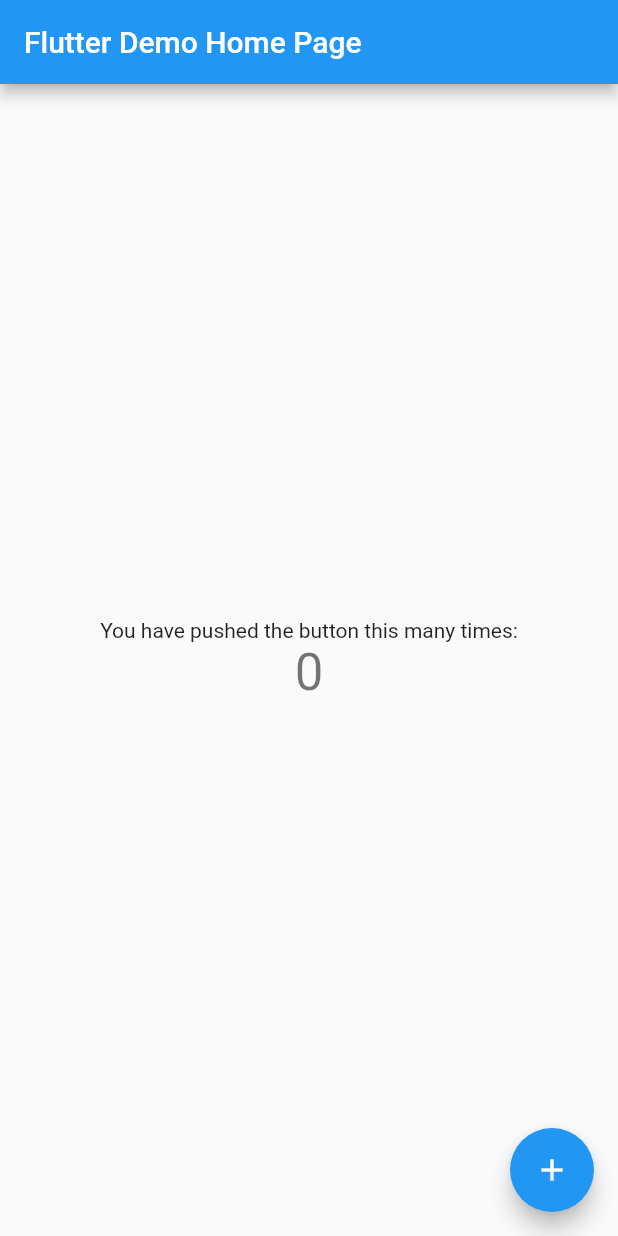
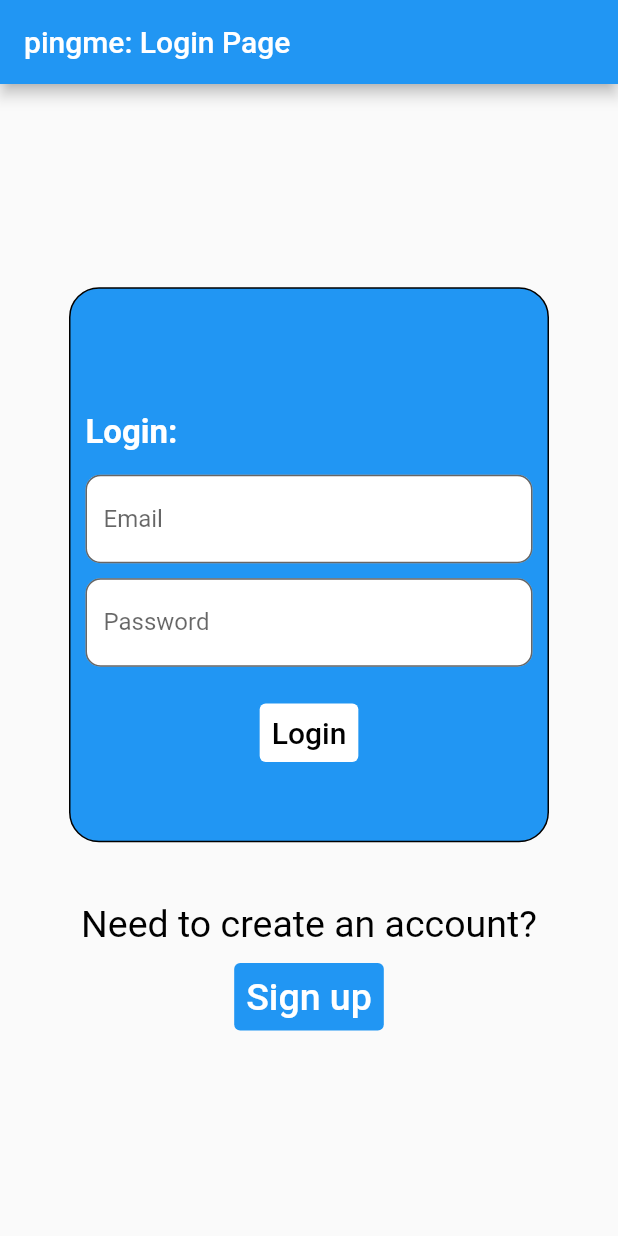
Before and after one commit to ChicoState/Ping-Me, a Flutter app: the screen it shows after launch, on a phone screen of 412 x 824 dp. Run offline on Flutter 3.47's test engine with Material 2 defaults, Android fonts, the light colour scheme and no system bars; our stand-ins replace firebase_auth, firebase_core, shared_preferences; missing offline and left inert: firebase_auth_web, firebase_core_web, shared_preferences_web; accounts and stored records are empty.

Commit message:
merged login

```diff
--- /dev/null
+++ b/lib/authentication/login.dart
@@ -0,0 +1,151 @@
+import 'package:pingme/authentication/signup.dart';
+import 'package:firebase_auth/firebase_auth.dart';
+import 'package:flutter/material.dart';
+import 'package:pingme/main.dart';
+import 'package:shared_preferences/shared_preferences.dart';
+
+// LOGIN PAGE CLASS
+class LoginPage extends StatefulWidget {
+  const LoginPage({Key? key}) : super(key: key);
+
+  @override
+  State<LoginPage> createState() => _LoginPageState();
+}
+
+// LOGIN PAGE SCAFFOLD
+class _LoginPageState extends State<LoginPage> {
+  final emailController = TextEditingController();
+  final passwordController = TextEditingController();
+  bool _errorLogin = false;
+
+  @override
+  Widget build(BuildContext context) {
+    return Scaffold(
+      resizeToAvoidBottomInset: false,
+      appBar: AppBar(
+        title: const Text('pingme: Login Page'),
+      ),
+      body: Center(
+        child: Column(
+          mainAxisAlignment: MainAxisAlignment.center,
+          children: [
+            Container(
+              width: 320,
+              height: 370,
+              decoration: BoxDecoration(
+                color: Theme.of(context).colorScheme.secondary,
+                border: Border.all(
+                  color: Colors.black,
+                ),
+                borderRadius: const BorderRadius.all(Radius.circular(20.0)),
+              ),
+              child: Padding(
+                padding: const EdgeInsets.all(10.0),
+                child: Column(
+                  mainAxisAlignment: MainAxisAlignment.center,
+                  children: <Widget>[
+                    const SizedBox(height: 35),
+                    const Align(
+                      alignment: Alignment.centerLeft,
+                      child: Text(
+                        'Login:',
+                        style: TextStyle(
+                          fontSize: 22,
+                          fontWeight: FontWeight.bold,
+                        ),
+                      ),
+                    ),
+                    const SizedBox(height: 15),
+                    TextField(
+                      controller: emailController,
+                      textAlign: TextAlign.left,
+                      decoration: InputDecoration(
+                        border: OutlineInputBorder(
+                          borderRadius: BorderRadius.circular(10),
+                        ),
+                        labelText: 'Email',
+                        floatingLabelBehavior: FloatingLabelBehavior.never,
+                        fillColor: Colors.white,
+                        filled: true,
+                      ),
+                    ),
+                    const SizedBox(height: 10),
+                    TextField(
+                      controller: passwordController,
+                      obscureText: true,
+                      textAlign: TextAlign.left,
+                      decoration: InputDecoration(
+                        border: OutlineInputBorder(
+                          borderRadius: BorderRadius.circular(10),
+                        ),
+                        labelText: 'Password',
+                        floatingLabelBehavior: FloatingLabelBehavior.never,
+                        fillColor: Colors.white,
+                        filled: true,
+                      ),
+                    ),
+                    const SizedBox(height: 20),
+                    TextButton(
+                        onPressed: () async {
+                          try {
+                            await FirebaseAuth.instance
+                                .signInWithEmailAndPassword(
+                                    email: emailController.text,
+                                    password: passwordController.text);
+                            setState(() {});
+                            // Adding user's email to Shared Preferences
+                            SharedPreferences prefs =
+                                await SharedPreferences.getInstance();
+                            prefs.setString('userEmail', emailController.text);
+                            Navigator.pushReplacement(
+                                context,
+                                MaterialPageRoute(    //todo: replace with real home page
+                                    builder: (context) => const SuccessPage()));
+                          } on FirebaseAuthException {
+                            _errorLogin = true;
+                            setState(() {});
+                          }
+                        },
+                        child: const Text('Login',
+                            style:
+                                TextStyle(fontSize: 20, color: Colors.black)),
+                        style:
+                            TextButton.styleFrom(backgroundColor: Colors.white))
+                  ],
+                ),
+              ),
+            ),
+            if (_errorLogin) ...[
+              const SizedBox(height: 25),
+              const Text(
+                'Invalid email and/or password.',
+                style: TextStyle(color: Colors.red, fontSize: 18),
+              ),
+              const SizedBox(height: 15),
+            ] else ...[
+              const SizedBox(height: 40),
+            ],
+            const Text(
+              'Need to create an account?',
+              style: TextStyle(color: Colors.black, fontSize: 25),
+            ),
+            const SizedBox(height: 10),
+            // MOVE TO SIGN UP PAGE
+            TextButton(
+                onPressed: () {
+                  Navigator.push(
+                      context,
+                      MaterialPageRoute(
+                          builder: (context) => const SignUpPage()));
+                },
+                child: const Text('Sign up',
+                    style: TextStyle(fontSize: 25, color: Colors.white)),
+                style: TextButton.styleFrom(
+                  backgroundColor: Theme.of(context).colorScheme.primary,
+                ))
+          ],
+        ),
+      ),
+    );
+  }
+}
--- a/lib/main.dart
+++ b/lib/main.dart
@@ -1,115 +1,143 @@
+import 'package:firebase_auth/firebase_auth.dart';
 import 'package:flutter/material.dart';
+import 'package:pingme/authentication/login.dart';
+import 'package:firebase_core/firebase_core.dart';
+import 'authentication/firebase_options.dart';
+import 'package:shared_preferences/shared_preferences.dart';
 
-void main() {
+// CSCI 430: pingme
+// Name: Jorge Munoz, put your names here
+
+// Jorge: Login with authentication is done. SucessPage() is a dummy
+//        home page I created. This is what needs to be replaced.
+
+// TODO(mvp): Get a home page with google maps intigration.
+// TODO: Bottom menu bar to navigate between pages
+// TODO: Friends page
+// TODO: ????
+
+Future<void> main() async {
+  WidgetsFlutterBinding.ensureInitialized();
+  await Firebase.initializeApp(
+    options: DefaultFirebaseOptions.currentPlatform,
+  );
   runApp(const MyApp());
 }
 
-class MyApp extends StatelessWidget {
+class MyApp extends StatefulWidget {
   const MyApp({Key? key}) : super(key: key);
 
+  @override
+  _MyAppState createState() => _MyAppState();
+}
+
+class StartupLogic {
+  final FirebaseAuth _auth = FirebaseAuth.instance;
+
+  Widget getLandingPage(BuildContext ctx) {
+    return StreamBuilder<User?>(
+        stream: _auth.authStateChanges(),
+        builder: (BuildContext ctx, snapshot) {
+          if (snapshot.hasData) {
+            //todo: replace with real homepage
+            return const SuccessPage();
+          }
+          return const LoginPage();
+        });
+  }
+}
+
 // This widget is the root of your application.
+class _MyAppState extends State<MyApp> {
   @override
   Widget build(BuildContext context) {
     return MaterialApp(
-      title: 'Flutter Demo',
+        title: 'pingme',
         theme: ThemeData(
-        // This is the theme of your application.
-        //
-        // Try running your application with "flutter run". You'll see the
-        // application has a blue toolbar. Then, without quitting the app, try
-        // changing the primarySwatch below to Colors.green and then invoke
-        // "hot reload" (press "r" in the console where you ran "flutter run",
-        // or simply save your changes to "hot reload" in a Flutter IDE).
-        // Notice that the counter didn't reset back to zero; the application
-        // is not restarted.
             primarySwatch: Colors.blue,
-      ),
-      home: const MyHomePage(title: 'Flutter Demo Home Page'),
-    );
+            // Setting the color for all Text widgets
+            textTheme:
+                const TextTheme(bodyText2: TextStyle(color: Colors.white))),
+        home: StartupLogic().getLandingPage(context));
   }
 }
 
-class MyHomePage extends StatefulWidget {
-  const MyHomePage({Key? key, required this.title}) : super(key: key);
 
-  // This widget is the home page of your application. It is stateful, meaning
-  // that it has a State object (defined below) that contains fields that affect
-  // how it looks.
 
-  // This class is the configuration for the state. It holds the values (in this
-  // case the title) provided by the parent (in this case the App widget) and
-  // used by the build method of the State. Fields in a Widget subclass are
-  // always marked "final".
+// DUMMY HOME PAGE
+class SuccessPage extends StatefulWidget {
+  const SuccessPage({Key? key}) : super(key: key);
+  @override
+  State<SuccessPage> createState() => _SuccessPage();
+}
 
-  final String title;
+class _SuccessPage extends State<SuccessPage> {
+  final Future<SharedPreferences> _prefs = SharedPreferences.getInstance();
+  late Future<String> _userEmail;
 
   @override
-  State<MyHomePage> createState() => _MyHomePageState();
-}
-
-class _MyHomePageState extends State<MyHomePage> {
-  int _counter = 0;
-
-  void _incrementCounter() {
-    setState(() {
-      // This call to setState tells the Flutter framework that something has
-      // changed in this State, which causes it to rerun the build method below
-      // so that the display can reflect the updated values. If we changed
-      // _counter without calling setState(), then the build method would not be
-      // called again, and so nothing would appear to happen.
-      _counter++;
+  void initState() {
+    super.initState();
+    _userEmail = _prefs.then((SharedPreferences prefs) {
+      return (prefs.getString('userEmail') ?? '');
     });
   }
 
   @override
   Widget build(BuildContext context) {
-    // This method is rerun every time setState is called, for instance as done
-    // by the _incrementCounter method above.
-    //
-    // The Flutter framework has been optimized to make rerunning build methods
-    // fast, so that you can just rebuild anything that needs updating rather
-    // than having to individually change instances of widgets.
     return Scaffold(
         appBar: AppBar(
-        // Here we take the value from the MyHomePage object that was created by
-        // the App.build method, and use it to set our appbar title.
-        title: Text(widget.title),
+          title: const Text('pingme: Home Page'),
         ),
         body: Center(
-        // Center is a layout widget. It takes a single child and positions it
-        // in the middle of the parent.
             child: Column(
-          // Column is also a layout widget. It takes a list of children and
-          // arranges them vertically. By default, it sizes itself to fit its
-          // children horizontally, and tries to be as tall as its parent.
-          //
-          // Invoke "debug painting" (press "p" in the console, choose the
-          // "Toggle Debug Paint" action from the Flutter Inspector in Android
-          // Studio, or the "Toggle Debug Paint" command in Visual Studio Code)
-          // to see the wireframe for each widget.
-          //
-          // Column has various properties to control how it sizes itself and
-          // how it positions its children. Here we use mainAxisAlignment to
-          // center the children vertically; the main axis here is the vertical
-          // axis because Columns are vertical (the cross axis would be
-          // horizontal).
           mainAxisAlignment: MainAxisAlignment.center,
-          children: <Widget>[
+          children: [
             const Text(
-              'You have pushed the button this many times:',
+              'You have successfully logged in!',
+              style: TextStyle(fontSize: 18, color: Colors.black),
             ),
+            // Getting userEmail from Shared Preferences
+            FutureBuilder<String>(
+                future: _userEmail,
+                builder:
+                    (BuildContext context, AsyncSnapshot<String> snapshot) {
+                  switch (snapshot.connectionState) {
+                    case ConnectionState.waiting:
+                      return const CircularProgressIndicator();
+                    default:
+                      if (snapshot.hasError) {
+                        return Text('Error: ${snapshot.error}');
+                      } else {
+                        return Column(
+                          mainAxisAlignment: MainAxisAlignment.center,
+                          children: [
                             Text(
-              '$_counter',
-              style: Theme.of(context).textTheme.headline4,
+                              'Your sign-in email: ${snapshot.data}',
+                              style: const TextStyle(
+                                  fontSize: 18, color: Colors.black),
                             ),
                           ],
-        ),
-      ),
-      floatingActionButton: FloatingActionButton(
-        onPressed: _incrementCounter,
-        tooltip: 'Increment',
-        child: const Icon(Icons.add),
-      ), // This trailing comma makes auto-formatting nicer for build methods.
                         );
                       }
                   }
+                }),
+            const SizedBox(height: 30),
+            TextButton(
+                onPressed: () async {
+                  await FirebaseAuth.instance.signOut();
+                  setState(() {});
+                  Navigator.pushReplacement(
+                      context,
+                      MaterialPageRoute(
+                          builder: (context) => const LoginPage()));
+                },
+                child: const Text('Log Out',
+                    style: TextStyle(fontSize: 20, color: Colors.white)),
+                style: TextButton.styleFrom(
+                  backgroundColor: Theme.of(context).colorScheme.primary,
+                ))
+          ],
+        )));
+  }
+}
```
Also changed, not shown: lib/authentication/generated_plugin_registrant.dart (added, +20 -0 lines), lib/authentication/signup.dart (added, +186 -0 lines), pubspec.yaml (+10 -1 lines), analysis_options.yaml (line endings or trailing spaces), lib/authentication/firebase_options.dart (added), pubspec.lock, 40 other files. Lines whose indentation alone changed are shown as unchanged.
